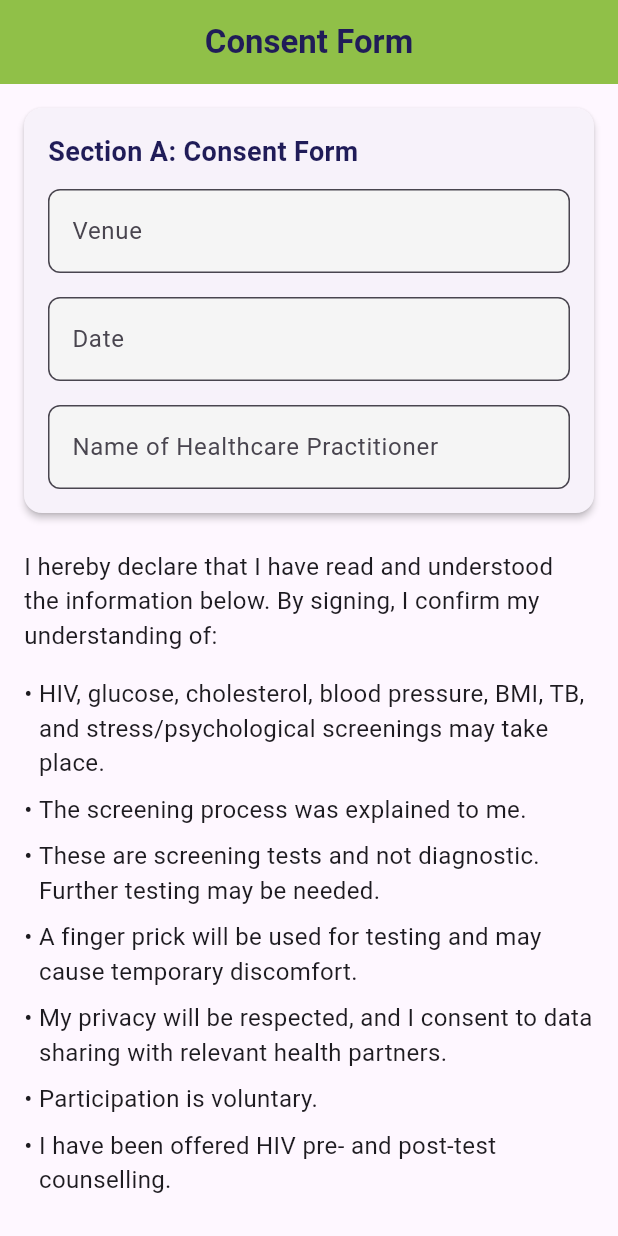
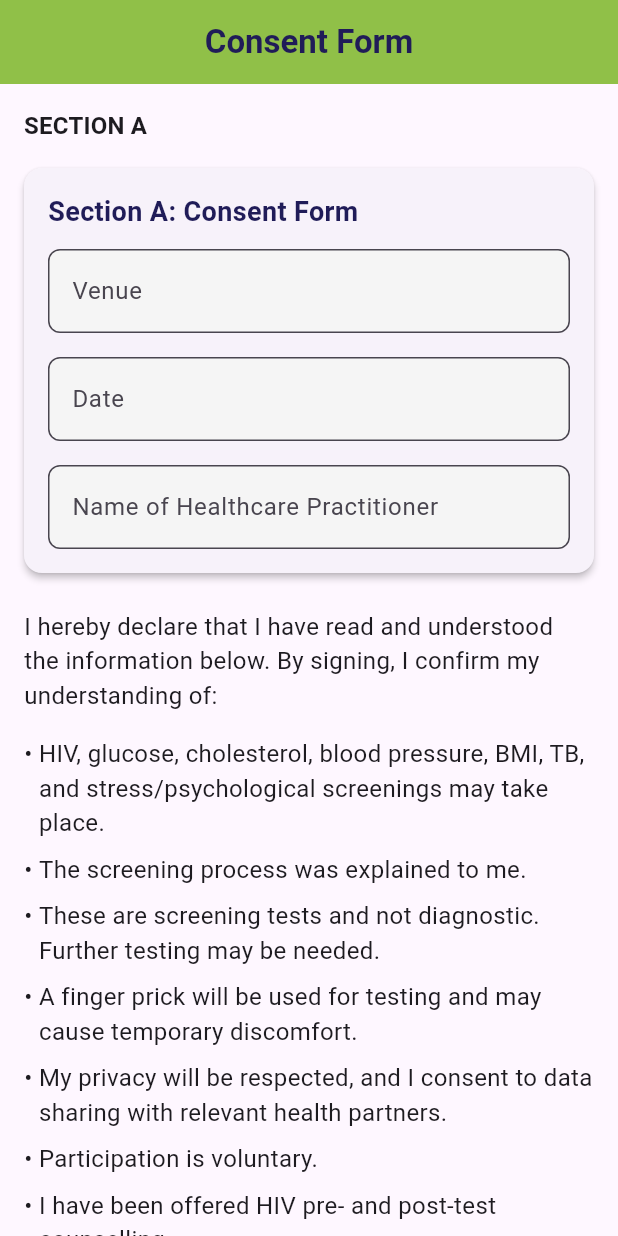
Before and after one commit to munashethedeveloper/kenwell_health_app, a Flutter app: the ConsentScreen screen opened directly with empty values, on a phone screen of 412 x 824 dp. Run offline on Flutter 3.47's test engine with Material 3 defaults, Android fonts, the phone set to English and light mode, and no system bars; our stand-ins replace cloud_firestore, firebase_auth, flutter_svg, package_info_plus, shared_preferences, signature and 1 more; accounts and stored records are empty.

Commit message:
Add section title to consent screen
Co-authored-by: munashethedeveloper <munashethedeveloper@gmail.com>

```diff
--- a/lib/ui/features/consent_form/widgets/consent_screen.dart
+++ b/lib/ui/features/consent_form/widgets/consent_screen.dart
@@ -30,6 +30,14 @@ class ConsentScreen extends StatelessWidget {
           child: Column(
             crossAxisAlignment: CrossAxisAlignment.start,
             children: [
+                Text(
+                  'SECTION A',
+                  style: Theme.of(context)
+                      .textTheme
+                      .titleMedium
+                      ?.copyWith(fontWeight: FontWeight.bold),
+                ),
+                const SizedBox(height: 16),
               _buildEventInfoCard(context, vm),
               const SizedBox(height: 24),
               _buildInformationSection(),
```
